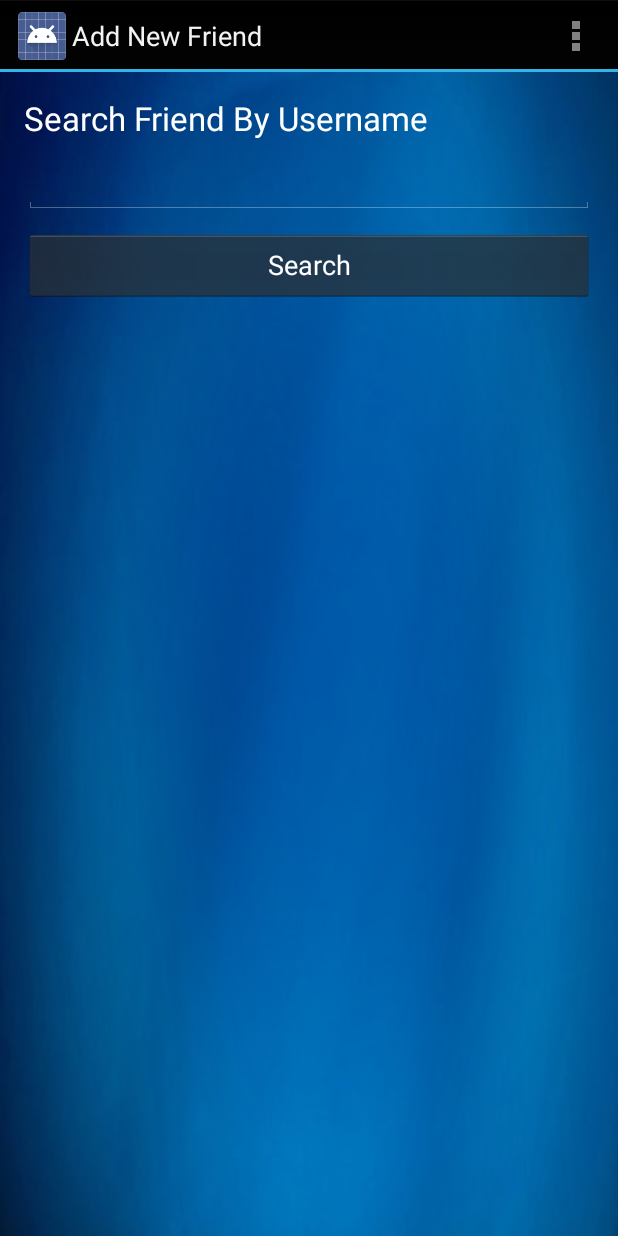
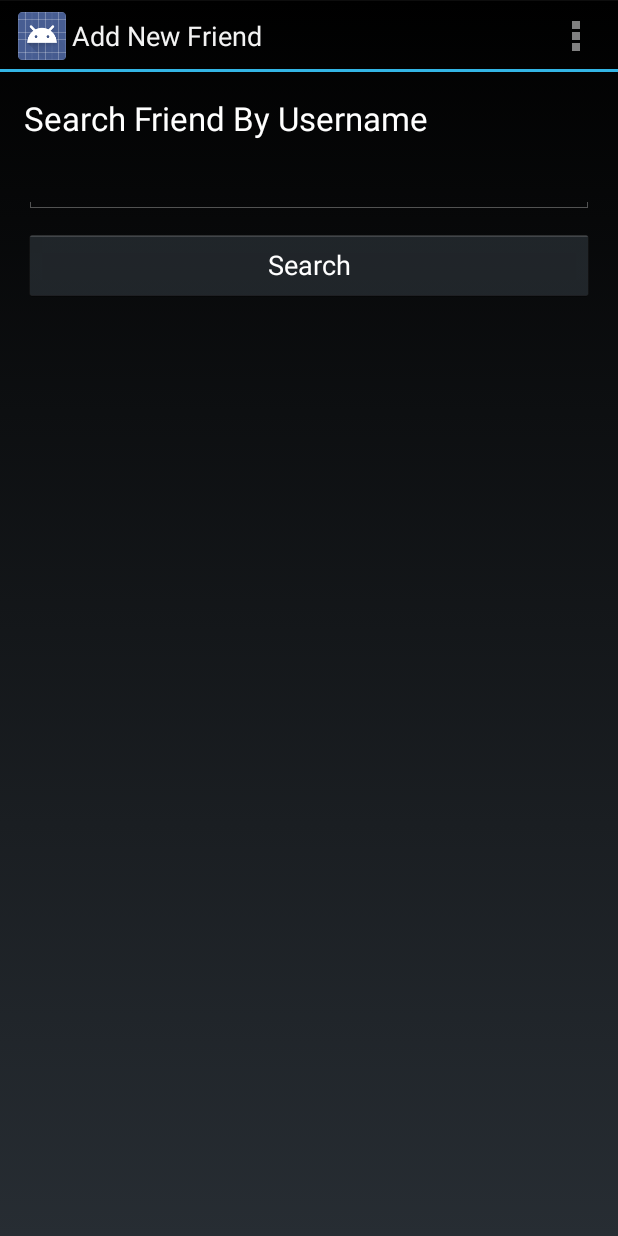
Before and after one commit to CMPUT301F15T14/AndroidDesignProject, an Android app: the AddNewFriendActivity screen opened directly, with no data from a screen before it, on a phone screen of 412 x 824 dp. Run offline under Robolectric (Android 15) with nearby library versions, the phone set to English and light mode, and no system bars; network calls fail.

Commit message:
working on add new friend in a new way

```diff
--- a/app/src/main/java/ca/ualberta/t14/gametrader/AddNewFriendActivity.java
+++ b/app/src/main/java/ca/ualberta/t14/gametrader/AddNewFriendActivity.java
@@ -1,11 +1,13 @@
 package ca.ualberta.t14.gametrader;
 
 import android.app.Activity;
+import android.content.Context;
 import android.content.Intent;
 import android.os.Bundle;
 import android.view.Menu;
 import android.view.MenuItem;
 import android.widget.ArrayAdapter;
+import android.widget.EditText;
 
 import java.util.ArrayList;
 
@@ -15,11 +17,13 @@ import java.util.ArrayList;
 public class AddNewFriendActivity extends Activity implements AppObserver{
     private ArrayAdapter<String> adapter;
     private ArrayList<String> friendsArrayList = new ArrayList<String>();
+    private NetworkController network;
+    private EditText searchString;
 
     @Override
     protected void onCreate(Bundle savedInstanceState) {
         UserSingleton.getInstance().getUser().getFriends().addObserver(this);
-
+        network=new NetworkController(getApplicationContext());
         super.onCreate(savedInstanceState);
         setContentView(R.layout.activity_add_new_friend);
         //adapter.notifyDataSetChanged();
--- a/app/src/main/res/layout/activity_add_new_friend.xml
+++ b/app/src/main/res/layout/activity_add_new_friend.xml
@@ -5,7 +5,6 @@
     android:paddingTop="16dp"
     android:paddingBottom="16dp"
     tools:context="ca.ualberta.t14.gametrader.FriendsListActivity"
-    android:background="@drawable/bluebackground"
     android:id="@+id/friendListRelLayout">
 
     <TextView
@@ -22,10 +21,10 @@
         android:layout_width="fill_parent"
         android:layout_height="wrap_content"
         android:id="@+id/friendsList"
-        android:background="@color/item_background_color"
         android:layout_below="@+id/searchButton"
         android:layout_alignParentStart="true"
-        android:layout_marginTop="10dp" />
+        android:layout_marginTop="10dp"
+        android:background="#0a6737" />
 
     <EditText
         android:layout_width="fill_parent"
--- a/app/src/main/res/layout/activity_friends_list.xml
+++ b/app/src/main/res/layout/activity_friends_list.xml
@@ -21,7 +21,7 @@
         android:layout_width="fill_parent"
         android:layout_height="wrap_content"
         android:id="@+id/friendsList"
-        android:background="@color/item_background_color"
+        android:background="#0a6737"
         android:layout_below="@+id/searchButton"
         android:layout_alignParentStart="true"
         android:layout_marginTop="10dp" />
--- a/app/src/main/res/layout/activity_inventory_list.xml
+++ b/app/src/main/res/layout/activity_inventory_list.xml
@@ -25,7 +25,8 @@
         android:visibility="visible"
         android:layout_below="@+id/searchInventoryButton"
         android:layout_alignParentEnd="true"
-        android:layout_marginTop="5dp" />
+        android:layout_marginTop="5dp"
+        android:background="#0a6737" />
 
     <EditText
         android:layout_width="match_parent"
@@ -61,7 +62,8 @@
         android:id="@+id/gameConsoleInv"
         android:entries="@array/platforms_array_inv"
         android:textColor="@color/all_text"
-        android:layout_alignParentStart="true" />
+        android:layout_alignParentStart="true"
+        android:background="#0a6737" />
 
     </LinearLayout>
 
```
Also changed, not shown: 1 other file.
